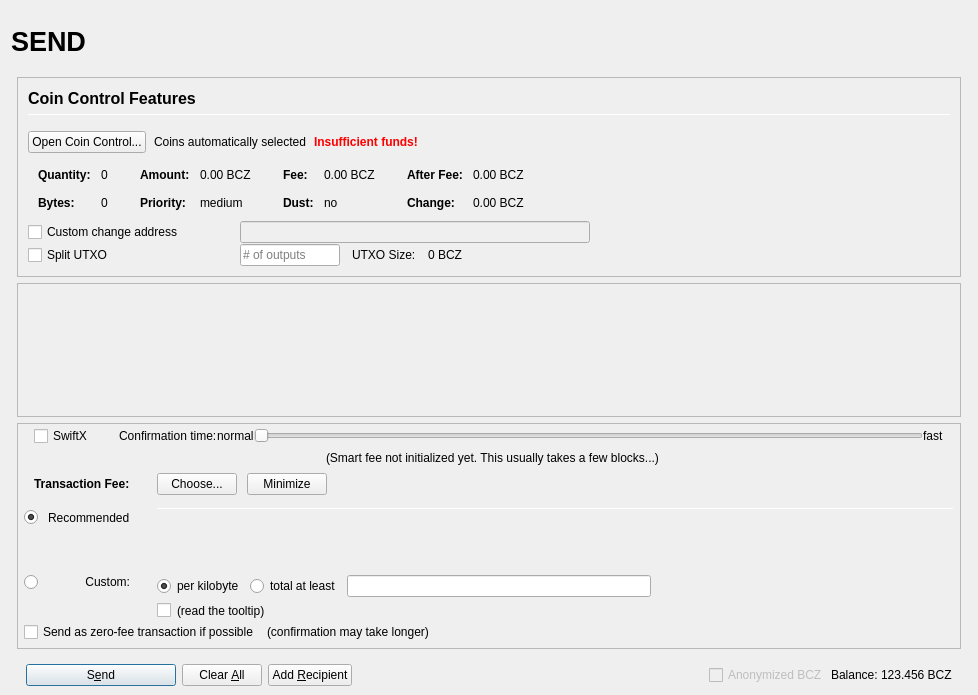
Qt form src/qt/forms/sendcoinsdialog.ui (Carbon-Zero/CarbonZero) before a commit.
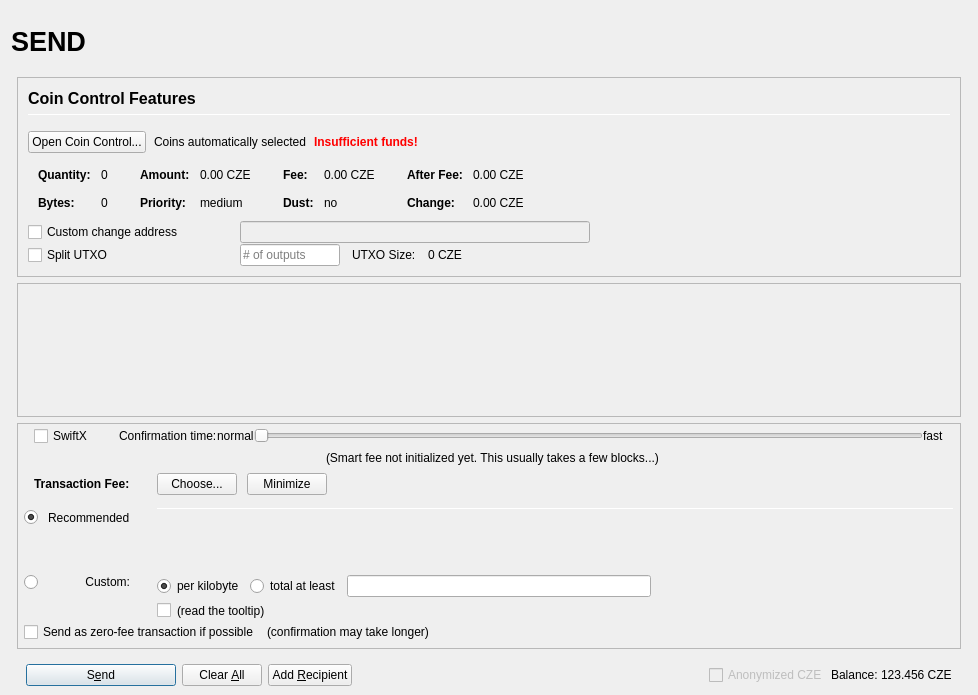
The same form after that commit. Icons and pictures are not drawn. Custom widgets are drawn as their Qt base class.

```diff
--- a/src/qt/forms/sendcoinsdialog.ui
+++ b/src/qt/forms/sendcoinsdialog.ui
@@ -493,7 +493,7 @@
                         <enum>Qt::ActionsContextMenu</enum>
                        </property>
                        <property name="text">
-                        <string notr="true">0.00 BCZ</string>
+                        <string notr="true">0.00 CZE</string>
                        </property>
                        <property name="textInteractionFlags">
                         <set>Qt::LinksAccessibleByMouse|Qt::TextSelectableByKeyboard|Qt::TextSelectableByMouse</set>
@@ -573,7 +573,7 @@
                         <enum>Qt::ActionsContextMenu</enum>
                        </property>
                        <property name="text">
-                        <string notr="true">0.00 BCZ</string>
+                        <string notr="true">0.00 CZE</string>
                        </property>
                        <property name="textInteractionFlags">
                         <set>Qt::LinksAccessibleByMouse|Qt::TextSelectableByKeyboard|Qt::TextSelectableByMouse</set>
@@ -653,7 +653,7 @@
                         <enum>Qt::ActionsContextMenu</enum>
                        </property>
                        <property name="text">
-                        <string notr="true">0.00 BCZ</string>
+                        <string notr="true">0.00 CZE</string>
                        </property>
                        <property name="textInteractionFlags">
                         <set>Qt::LinksAccessibleByMouse|Qt::TextSelectableByKeyboard|Qt::TextSelectableByMouse</set>
@@ -682,7 +682,7 @@
                         <enum>Qt::ActionsContextMenu</enum>
                        </property>
                        <property name="text">
-                        <string notr="true">0.00 BCZ</string>
+                        <string notr="true">0.00 CZE</string>
                        </property>
                        <property name="textInteractionFlags">
                         <set>Qt::LinksAccessibleByMouse|Qt::TextSelectableByKeyboard|Qt::TextSelectableByMouse</set>
@@ -849,7 +849,7 @@
                 <item>
                  <widget class="QLabel" name="labelBlockSize">
                   <property name="text">
-                   <string>0 BCZ</string>
+                   <string>0 CZE</string>
                   </property>
                  </widget>
                 </item>
@@ -1714,7 +1714,7 @@
                 <bool>false</bool>
                </property>
                <property name="text">
-                <string>Anonymized BCZ</string>
+                <string>Anonymized CZE</string>
                </property>
               </widget>
              </item>
@@ -1737,7 +1737,7 @@
                 <cursorShape>IBeamCursor</cursorShape>
                </property>
                <property name="text">
-                <string notr="true">123.456 BCZ</string>
+                <string notr="true">123.456 CZE</string>
                </property>
                <property name="textInteractionFlags">
                 <set>Qt::LinksAccessibleByMouse|Qt::TextSelectableByKeyboard|Qt::TextSelectableByMouse</set>
```
Left out of the diff: 6 changed lines with no effect on the pictures.
